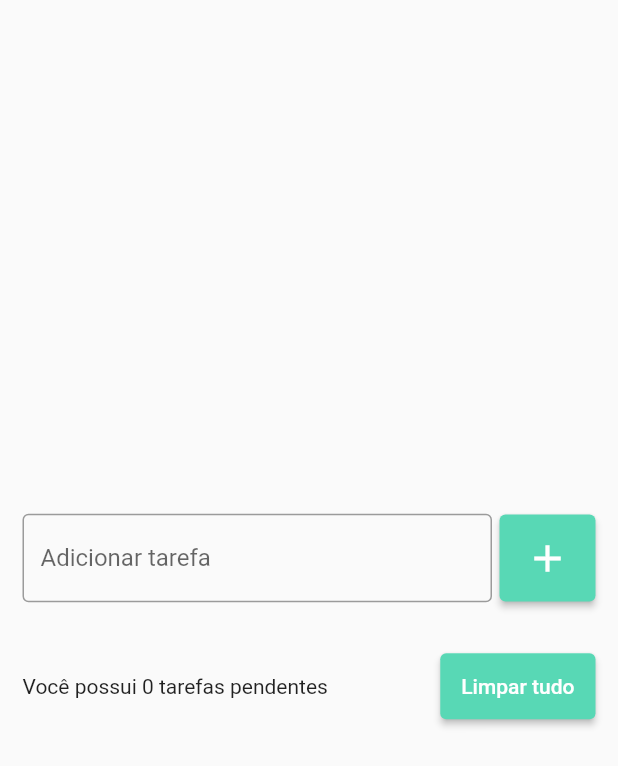
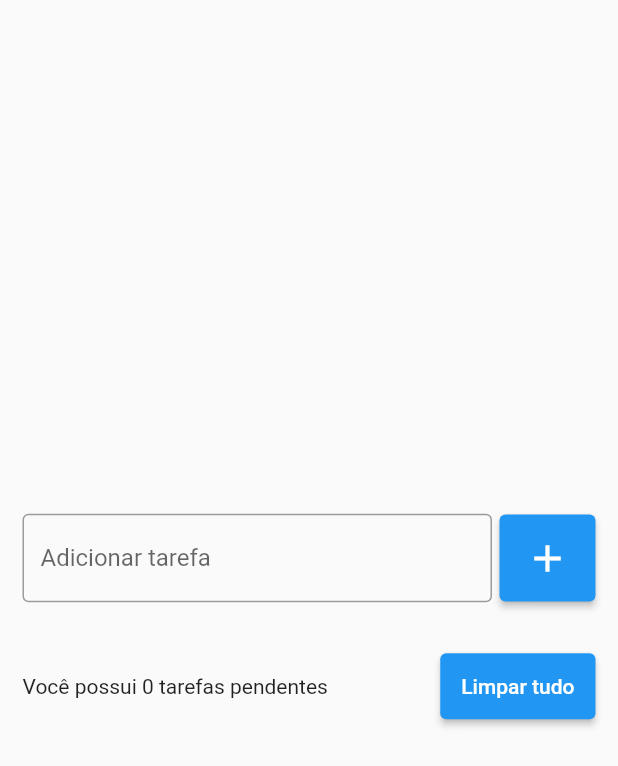
Before and after one commit to hayashirafael/todo_list_app, a Flutter app: the screen it shows after launch, on a phone screen of 412 x 824 dp. Shown: the top 766 px of the screen. Run offline on Flutter 3.47's test engine with Material 2 defaults, Android fonts, the phone set to English and light mode, and no system bars; our stand-ins replace flutter_slidable, shared_preferences.

Commit message:
chore: exibindo tela de erro

```diff
--- a/lib/pages/todo_list_page.dart
+++ b/lib/pages/todo_list_page.dart
@@ -17,6 +17,7 @@ class _TodoListPageState extends State<TodoListPage> {
   List<Todo> todos = [];
   Todo? deletedTodo;
   int? deletedTodoPos;
+  String? errorText;
 
   @override
   void initState() {
@@ -44,10 +45,11 @@ class _TodoListPageState extends State<TodoListPage> {
                     Expanded(
                       child: TextField(
                         controller: todoController,
-                        decoration: const InputDecoration(
+                        decoration: InputDecoration(
                           border: OutlineInputBorder(),
                           labelText: 'Adicionar tarefa',
-                          hintText: 'Fazer compras',
+                          hintText: 'Ex. Fazer compras',
+                          errorText: errorText,
                         ),
                       ),
                     ),
@@ -55,17 +57,26 @@ class _TodoListPageState extends State<TodoListPage> {
                       padding: const EdgeInsets.only(left: 5),
                       child: ElevatedButton(
                         style: ElevatedButton.styleFrom(
-                          primary: const Color(0xff58d8b5),
+                          primary: Colors.blue,
                           padding: const EdgeInsets.all(14),
                         ),
                         onPressed: () {
                           String text = todoController.text;
+                          if (text.isEmpty) {
+                            setState(() {
+                              errorText = 'O título não pode ser vazio!';
+                            });
+                            return;
+                          }
                           setState(() {
                             Todo newTodo = Todo(
                               title: text,
                               dateTime: DateTime.now(),
                             );
                             todos.add(newTodo);
+                            setState(() {
+                              errorText = null;
+                            });
                           });
                           todoController.clear();
                           todoRepository.saveTodoList(todos);
@@ -97,7 +108,7 @@ class _TodoListPageState extends State<TodoListPage> {
                     ),
                     ElevatedButton(
                       style: ElevatedButton.styleFrom(
-                        primary: const Color(0xff58d8b5),
+                        primary: Colors.blue,
                         padding: const EdgeInsets.all(14),
                       ),
                       onPressed: showDeleteConfirmationDialog,
```
Also changed, not shown: 1 other file.
